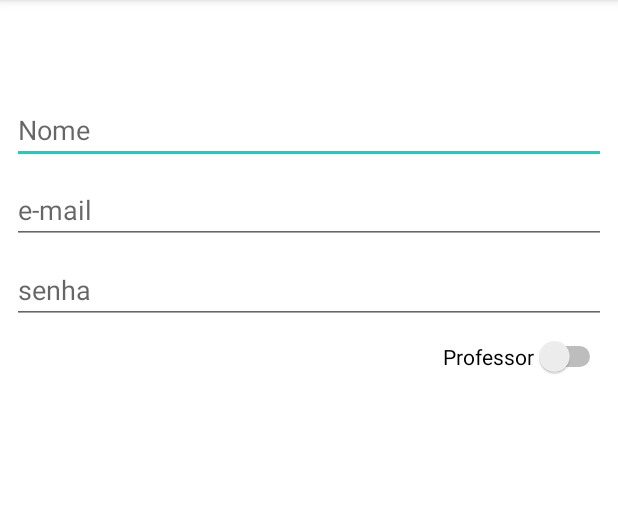
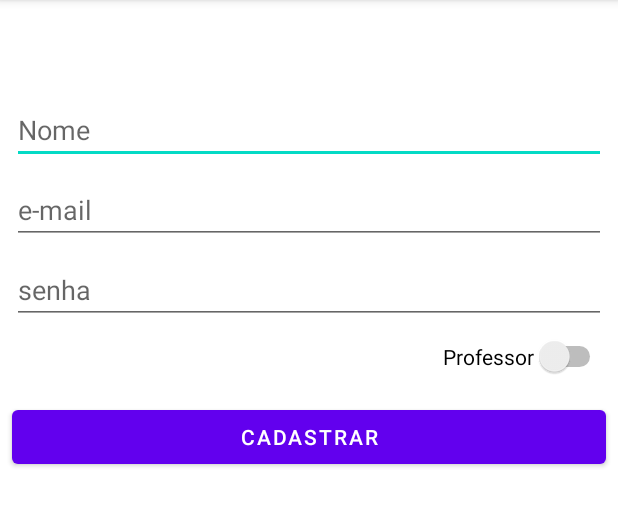
Before and after one commit to franciscopereira32/LoginFirebase, an Android app: the CadastroActivity screen opened directly, with no data from a screen before it, on a phone screen of 412 x 824 dp, the part 84-611 px from its top. Run offline under Robolectric (Android 15) with nearby library versions, the phone set to English and light mode, and no system bars.

Commit message:
started MainActivity and CadasttroActivity

```diff
--- a/app/src/main/java/android/application/loginfirebase/CadastroActivity.java
+++ b/app/src/main/java/android/application/loginfirebase/CadastroActivity.java
@@ -3,12 +3,40 @@ package android.application.loginfirebase;
 import androidx.appcompat.app.AppCompatActivity;
 
 import android.os.Bundle;
+import android.view.View;
+import android.widget.Button;
+import android.widget.EditText;
+import android.widget.Switch;
 
 public class CadastroActivity extends AppCompatActivity {
+
+    private EditText edNome;
+    private EditText edEmail;
+    private EditText edSenha;
+    private Switch swProfessor;
+    private Button btCadastrar;
+
 
     @Override
     protected void onCreate(Bundle savedInstanceState) {
         super.onCreate(savedInstanceState);
         setContentView(R.layout.activity_cadastro);
+
+        edNome = findViewById(R.id.edNome);
+        edEmail = findViewById(R.id.edEmail);
+        edSenha = findViewById(R.id.edSenha);
+        swProfessor = findViewById(R.id.swProfessor);
+        btCadastrar = findViewById(R.id.btCadastrar);
+
+        btCadastrar.setOnClickListener(new View.OnClickListener() {
+            @Override
+            public void onClick(View v) {
+                recuperarDados();
+            }
+        });
+    }
+
+    private void recuperarDados() {
+
     }
 }
--- a/app/src/main/res/layout/activity_cadastro.xml
+++ b/app/src/main/res/layout/activity_cadastro.xml
@@ -17,7 +17,7 @@
         tools:srcCompat="@tools:sample/avatars" />
 
     <EditText
-        android:id="@+id/editTextTextPersonName"
+        android:id="@+id/edNome"
         android:layout_width="0dp"
         android:layout_height="wrap_content"
         android:layout_marginStart="8dp"
@@ -31,7 +31,7 @@
         app:layout_constraintTop_toBottomOf="@+id/imageView3" />
 
     <EditText
-        android:id="@+id/editTextTextPersonName2"
+        android:id="@+id/edEmail"
         android:layout_width="0dp"
         android:layout_height="wrap_content"
         android:layout_marginStart="8dp"
@@ -42,10 +42,10 @@
         android:inputType="textPersonName"
         app:layout_constraintEnd_toEndOf="parent"
         app:layout_constraintStart_toStartOf="parent"
-        app:layout_constraintTop_toBottomOf="@+id/editTextTextPersonName" />
+        app:layout_constraintTop_toBottomOf="@+id/edNome" />
 
     <EditText
-        android:id="@+id/editTextTextPersonName3"
+        android:id="@+id/edSenha"
         android:layout_width="0dp"
         android:layout_height="wrap_content"
         android:layout_marginStart="8dp"
@@ -56,15 +56,27 @@
         android:inputType="textPersonName"
         app:layout_constraintEnd_toEndOf="parent"
         app:layout_constraintStart_toStartOf="parent"
-        app:layout_constraintTop_toBottomOf="@+id/editTextTextPersonName2" />
+        app:layout_constraintTop_toBottomOf="@+id/edEmail" />
 
     <Switch
-        android:id="@+id/switch1"
+        android:id="@+id/swProfessor"
         android:layout_width="wrap_content"
         android:layout_height="wrap_content"
         android:layout_marginTop="8dp"
         android:layout_marginEnd="8dp"
         android:text="Professor"
         app:layout_constraintEnd_toEndOf="parent"
-        app:layout_constraintTop_toBottomOf="@+id/editTextTextPersonName3" />
+        app:layout_constraintTop_toBottomOf="@+id/edSenha" />
+
+    <Button
+        android:id="@+id/btCadastrar"
+        android:layout_width="0dp"
+        android:layout_height="wrap_content"
+        android:layout_marginStart="8dp"
+        android:layout_marginTop="16dp"
+        android:layout_marginEnd="8dp"
+        android:text="Cadastrar"
+        app:layout_constraintEnd_toEndOf="parent"
+        app:layout_constraintStart_toStartOf="parent"
+        app:layout_constraintTop_toBottomOf="@+id/swProfessor" />
 </androidx.constraintlayout.widget.ConstraintLayout>
```
Also changed, not shown: app/src/main/java/android/application/loginfirebase/MainActivity.java (+32 -0 lines).
